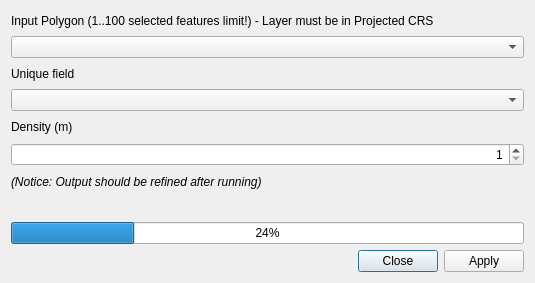
First picture: the form in forms/hcmgis_medialaxis_form.ui, repository thangqd/HCMGIS, before the edit.
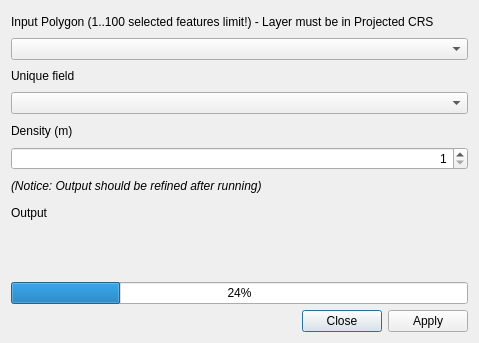
Second picture: the form after the edit. Custom widgets are drawn as their Qt base class.

Commit message: update standalone HCMGIS library

```diff
--- a/forms/hcmgis_medialaxis_form.ui
+++ b/forms/hcmgis_medialaxis_form.ui
@@ -12,8 +12,8 @@
    <rect>
     <x>0</x>
     <y>0</y>
-    <width>535</width>
-    <height>283</height>
+    <width>479</width>
+    <height>343</height>
    </rect>
   </property>
   <property name="mouseTracking">
@@ -24,49 +24,29 @@
   </property>
   <layout class="QVBoxLayout" name="verticalLayout">
    <item>
-    <widget class="QLabel" name="LblInput">
-     <property name="text">
-      <string>Input Polygon (1..100 selected features limit!) - Layer must be in Projected CRS</string>
+    <layout class="QGridLayout" name="gridLayout">
+     <item row="11" column="0" colspan="2">
+      <widget class="QProgressBar" name="status">
+       <property name="value">
+        <number>24</number>
      </property>
     </widget>
    </item>
-   <item>
-    <widget class="QgsMapLayerComboBox" name="CboInput"/>
-   </item>
-   <item>
-    <widget class="QLabel" name="LblInput_3">
+     <item row="7" column="0" colspan="2">
+      <widget class="QLabel" name="LblOutput">
      <property name="text">
-      <string>Unique field</string>
+        <string>Output</string>
      </property>
     </widget>
    </item>
-   <item>
-    <widget class="QgsFieldComboBox" name="CboField"/>
-   </item>
-   <item>
+     <item row="4" column="0" colspan="2">
     <widget class="QLabel" name="LblInput_2">
      <property name="text">
       <string>Density (m)</string>
      </property>
     </widget>
    </item>
-   <item>
-    <widget class="QSpinBox" name="spinBox">
-     <property name="layoutDirection">
-      <enum>Qt::LeftToRight</enum>
-     </property>
-     <property name="alignment">
-      <set>Qt::AlignRight|Qt::AlignTrailing|Qt::AlignVCenter</set>
-     </property>
-     <property name="minimum">
-      <number>1</number>
-     </property>
-     <property name="maximum">
-      <number>10</number>
-     </property>
-    </widget>
-   </item>
-   <item>
+     <item row="6" column="0" colspan="2">
     <widget class="QLabel" name="label">
      <property name="font">
       <font>
@@ -81,19 +61,53 @@
      </property>
     </widget>
    </item>
-   <item>
+     <item row="10" column="0" colspan="2">
     <widget class="QLabel" name="LblStatus">
      <property name="text">
       <string/>
      </property>
     </widget>
    </item>
-   <item>
-    <widget class="QProgressBar" name="status">
-     <property name="value">
-      <number>24</number>
-     </property>
-    </widget>
+     <item row="0" column="0" colspan="2">
+      <widget class="QLabel" name="LblInput">
+       <property name="text">
+        <string>Input Polygon (1..100 selected features limit!) - Layer must be in Projected CRS</string>
+       </property>
+      </widget>
+     </item>
+     <item row="2" column="0" colspan="2">
+      <widget class="QLabel" name="LblInput_3">
+       <property name="text">
+        <string>Unique field</string>
+       </property>
+      </widget>
+     </item>
+     <item row="1" column="0" colspan="2">
+      <widget class="QgsMapLayerComboBox" name="CboInput"/>
+     </item>
+     <item row="5" column="0" colspan="2">
+      <widget class="QSpinBox" name="spinBox">
+       <property name="layoutDirection">
+        <enum>Qt::LeftToRight</enum>
+       </property>
+       <property name="alignment">
+        <set>Qt::AlignRight|Qt::AlignTrailing|Qt::AlignVCenter</set>
+       </property>
+       <property name="minimum">
+        <number>1</number>
+       </property>
+       <property name="maximum">
+        <number>10</number>
+       </property>
+      </widget>
+     </item>
+     <item row="3" column="0" colspan="2">
+      <widget class="QgsFieldComboBox" name="CboField"/>
+     </item>
+     <item row="8" column="0">
+      <widget class="QgsFileWidget" name="output_file_name"/>
+     </item>
+    </layout>
    </item>
    <item>
     <widget class="QDialogButtonBox" name="BtnApplyClose">
@@ -110,6 +124,11 @@
    <extends>QComboBox</extends>
    <header>qgsfieldcombobox.h</header>
   </customwidget>
+  <customwidget>
+   <class>QgsFileWidget</class>
+   <extends>QWidget</extends>
+   <header>qgsfilewidget.h</header>
+  </customwidget>
   <customwidget>
    <class>QgsMapLayerComboBox</class>
    <extends>QComboBox</extends>
```
Lines whose indentation alone changed are shown as unchanged. The commit also changes 44 other files.
